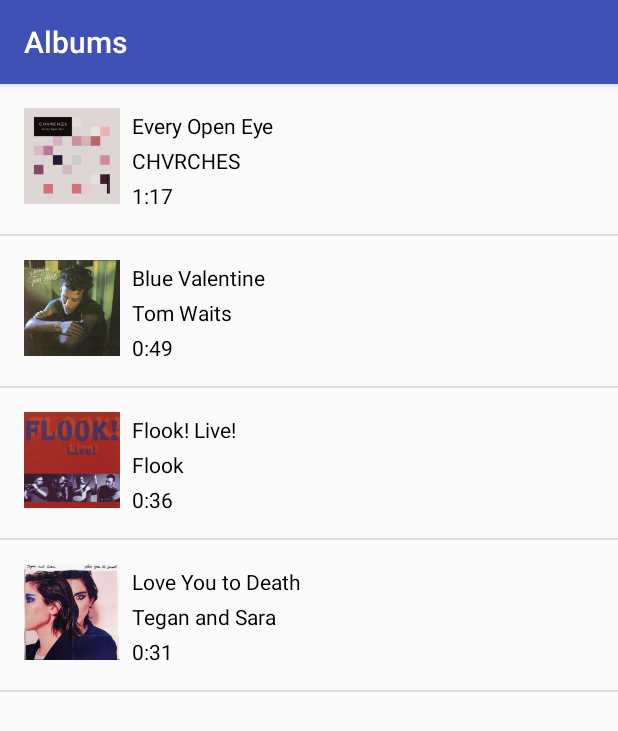
After one commit to patrickjkennedy/Muzak, an Android app: the AlbumsActivity screen opened directly, with no data from a screen before it, on a phone screen of 412 x 824 dp. The commit adds this screen. Shown: the top 731 px of the screen. Run offline under Robolectric (Android 15) with nearby library versions, the phone set to English and light mode, and no system bars; 3 statements that could not run were skipped.

Commit message:
album list appears

```diff
--- /dev/null
+++ b/app/src/main/java/com/example/android/muzak/Album.java
@@ -0,0 +1,30 @@
+package com.example.android.muzak;
+
+/**
+ * Created by pkennedy on 11/19/17.
+ */
+
+public class Album {
+
+    private String mTitle;
+    private String mArtist;
+    private String mDuration;
+    private int mImageResourceId;
+
+    public Album(String title, String artist, String duration, int imageResourceId){
+        mTitle = title;
+        mArtist = artist;
+        mImageResourceId = imageResourceId;
+        mDuration = duration;
+
+    }
+
+    public String getTitle() { return mTitle; }
+
+    public String getArtist() { return mArtist; }
+
+    public String getDuration() { return mDuration; }
+
+    public int getImageResourceId() { return mImageResourceId; }
+
+}
--- /dev/null
+++ b/app/src/main/java/com/example/android/muzak/AlbumAdapter.java
@@ -0,0 +1,70 @@
+package com.example.android.muzak;
+
+import android.app.Activity;
+import android.support.annotation.NonNull;
+import android.support.annotation.Nullable;
+import android.view.LayoutInflater;
+import android.view.View;
+import android.view.ViewGroup;
+import android.widget.ArrayAdapter;
+import android.widget.ImageView;
+import android.widget.TextView;
+
+import java.util.ArrayList;
+
+/**
+ * Created by pkennedy on 11/18/17.
+ */
+
+public class AlbumAdapter extends ArrayAdapter<Album> {
+
+    public AlbumAdapter(Activity context, ArrayList<Album> albums) {
+        // Here, we initialize the ArrayAdapter's internal storage for the context and the list.
+        // the second argument is used when the ArrayAdapter is populating a single TextView.
+        // Because this is a custom adapter for three TextViews and an ImageView, the adapter is not
+        // going to use this second argument, so it can be any value. Here, we used 0.
+        super(context, 0, albums);
+    }
+
+    @NonNull
+    @Override
+    public View getView(int position, @Nullable View convertView, @NonNull ViewGroup parent) {
+        // Check if the existing view is being reused, otherwise inflate the view
+        View listItemView = convertView;
+        if (listItemView == null) {
+            listItemView = LayoutInflater.from(getContext()).inflate(
+                    R.layout.list_item_albums, parent, false);
+        }
+
+        // Get the {@link album} object located at this position in the list
+        Album currentAlbum = getItem(position);
+
+        // Find the TextView in the list_item.xml layout with the ID title_text_view
+        TextView titleTextView = (TextView) listItemView.findViewById(R.id.title_text_view);
+        // Get the title from the current song object and
+        // set this text on the Title TextView
+        titleTextView.setText(currentAlbum.getTitle());
+
+        // Find the TextView in the list_item.xml layout with the ID artist_text_view
+        TextView artistTextView = (TextView) listItemView.findViewById(R.id.artist_text_view);
+        // Get the title from the current song object and
+        // set this text on the Title TextView
+        artistTextView.setText(currentAlbum.getArtist());
+
+        // Find the TextView in the list_item.xml layout with the ID duration_text_view
+        TextView albumTextView = (TextView) listItemView.findViewById(R.id.duration_text_view);
+        // Get the title from the current song object and
+        // set this text on the Title TextView
+        albumTextView.setText(currentAlbum.getDuration());
+
+        // Find the ImageView in the list_item.xml layout with the ID album_image_view
+        ImageView albumImageView = (ImageView) listItemView.findViewById(R.id.album_image_view);
+        // Get the title from the current song object and
+        // set this text on the Title TextView
+        albumImageView.setImageResource(currentAlbum.getImageResourceId());
+
+        // Return the whole list item layout (containing 3 TextViews and an ImageView)
+        // so that it can be shown in the ListView
+        return listItemView;
+    }
+}
--- /dev/null
+++ b/app/src/main/java/com/example/android/muzak/AlbumsActivity.java
@@ -0,0 +1,82 @@
+package com.example.android.muzak;
+
+import android.content.Intent;
+import android.support.v7.app.AppCompatActivity;
+import android.os.Bundle;
+import android.view.View;
+import android.widget.AdapterView;
+import android.widget.ListView;
+
+import java.util.ArrayList;
+
+public class AlbumsActivity extends AppCompatActivity {
+
+    private ArrayList<Album> albums;
+    private ArrayList<Song> songs;
+
+    @Override
+    protected void onCreate(Bundle savedInstanceState) {
+        super.onCreate(savedInstanceState);
+        setContentView(R.layout.activity_list);
+
+        albums = new ArrayList<Album>();
+
+        //Create album data
+
+        albums.add(new Album("Every Open Eye", "CHVRCHES", "1:17", R.drawable.every_open_eye));
+        albums.add(new Album("Blue Valentine", "Tom Waits", "0:49", R.drawable.blue_valentine));
+        albums.add(new Album("Flook! Live!", "Flook", "0:36" , R.drawable.flook_live));
+        albums.add(new Album("Love You to Death", "Tegan and Sara", "0:31" , R.drawable.love_you_to_death));
+
+        //Create song data
+
+        songs.add(new Song("That Girl", "Tegan and Sara", "Love You to Death",
+                R.drawable.love_you_to_death, "2:44"));
+        songs.add(new Song("Faint of Heart", "Tegan and Sara", "Love You to Death",
+                R.drawable.love_you_to_death, "2:55"));
+        songs.add(new Song("Boyfriend", "Tegan and Sara", "Love You to Death",
+                R.drawable.love_you_to_death, "2:47"));
+
+        AlbumAdapter adapter = new AlbumAdapter(this, albums);
+
+        ListView listView = (ListView) findViewById(R.id.list);
+
+        listView.setAdapter(adapter);
+
+        listView.setOnItemClickListener(new AdapterView.OnItemClickListener() {
+            @Override
+            public void onItemClick(AdapterView<?> adapterView, View view, int i, long l) {
+                // Create a new intent to open the {@link SongsActivity}
+                Intent albumSongsIntent = new Intent(AlbumsActivity.this, SongsActivity.class);
+
+                // Construct the songs arraylist for the album that was selected
+                ArrayList<Song> albumSongs = new ArrayList<Song>();
+
+                Album album =  albums.get(i);
+                for (Song song: songs){
+                    if (song.getAlbum().equals(album.getTitle())){
+                        albumSongs.add(song);
+                    }
+                }
+
+                // Create a parcelable bundle to pass to the next intent
+
+               albumSongsIntent.put
+
+                // Send bundle through Intent
+                albumSongsIntent.putExtras(bundle);
+
+                // Start the new activity
+                startActivity(albumSongsIntent);
+            }
+        });
+
+
+
+
+    }
+
+
+
+
+}
--- a/app/src/main/res/layout/activity_main.xml
+++ b/app/src/main/res/layout/activity_main.xml
@@ -13,4 +13,10 @@
         android:text="Songs"
         android:background="@color/category_songs"/>
 
+    <TextView
+        style="@style/CategoryStyle"
+        android:id="@+id/albums"
+        android:text="Albums"
+        android:background="@color/category_albums"/>
+
 </LinearLayout>
--- /dev/null
+++ b/app/src/main/res/layout/list_item_albums.xml
@@ -0,0 +1,53 @@
+<?xml version="1.0" encoding="utf-8"?>
+<LinearLayout xmlns:android="http://schemas.android.com/apk/res/android"
+    xmlns:tools="http://schemas.android.com/tools"
+    android:layout_width="match_parent"
+    android:layout_height="match_parent"
+    android:orientation="vertical"
+    android:padding="16dp">
+
+    <RelativeLayout
+        android:layout_width="match_parent"
+        android:layout_height="match_parent">
+
+        <ImageView
+            android:id="@+id/album_image_view"
+            android:layout_width="64dp"
+            android:layout_height="64dp"
+            android:layout_marginRight="8dp"
+            android:scaleType="fitXY"
+            android:src="@drawable/placeholder" />
+
+        <TextView
+            android:id="@+id/title_text_view"
+            android:layout_width="match_parent"
+            android:layout_height="wrap_content"
+            android:paddingTop="2dp"
+            android:layout_toRightOf="@id/album_image_view"
+            android:textColor="@android:color/black"
+            tools:text="Title" />
+
+        <TextView
+            android:id="@+id/artist_text_view"
+            android:layout_width="match_parent"
+            android:layout_height="wrap_content"
+            android:layout_below="@id/title_text_view"
+            android:layout_toRightOf="@id/album_image_view"
+            android:paddingTop="4dp"
+            android:textColor="@android:color/black"
+            tools:text="Artist" />
+
+        <TextView
+            android:paddingTop="4dp"
+            android:id="@+id/duration_text_view"
+            android:layout_width="match_parent"
+            android:layout_height="wrap_content"
+            android:layout_below="@id/artist_text_view"
+            android:layout_toRightOf="@id/album_image_view"
+            android:textColor="@android:color/black"
+            tools:text="Duration" />
+
+    </RelativeLayout>
+
+
+</LinearLayout>
--- a/app/src/main/res/values/colors.xml
+++ b/app/src/main/res/values/colors.xml
@@ -4,7 +4,10 @@
     <color name="colorPrimaryDark">#303F9F</color>
     <color name="colorAccent">#FF4081</color>
 
-    <!-- Background color for SongsActivityongs category -->
+    <!-- Background color for SongsActivity category -->
     <color name="category_songs">#16AFCA</color>
 
+    <!-- Background color for AlbumsActivity category -->
+    <color name="category_albums">#800000</color>
+
 </resources>
```
Also changed, not shown: app/src/main/AndroidManifest.xml (+14 -3 lines), app/src/main/java/com/example/android/muzak/MainActivity.java (+18 -2 lines), app/src/main/java/com/example/android/muzak/SongsActivity.java (+1 -23 lines), app/src/main/res/layout/activity_list.xml (renamed from app/src/main/res/layout/activity_songs.xml).
